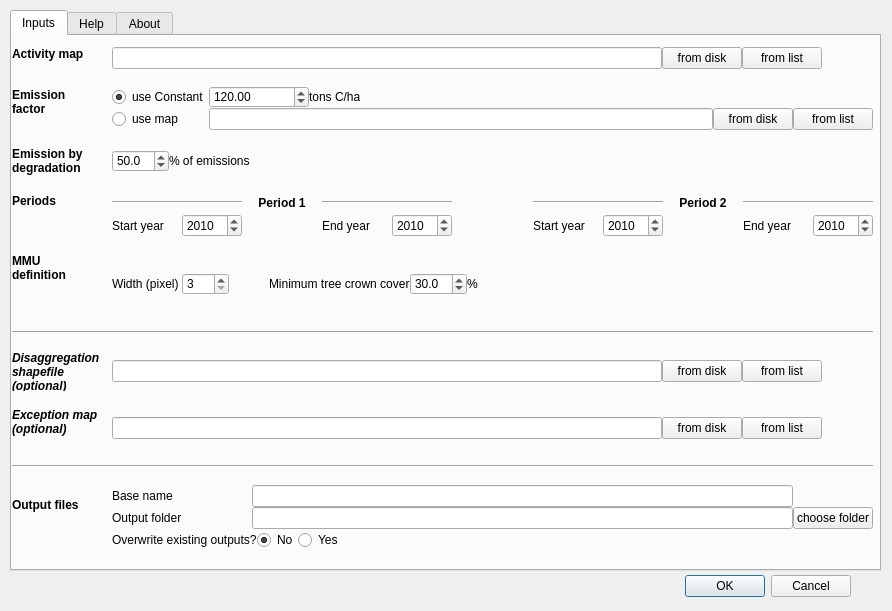
BrunoCombal/carborama, file carborama_dialog_base.ui: the form before one commit.
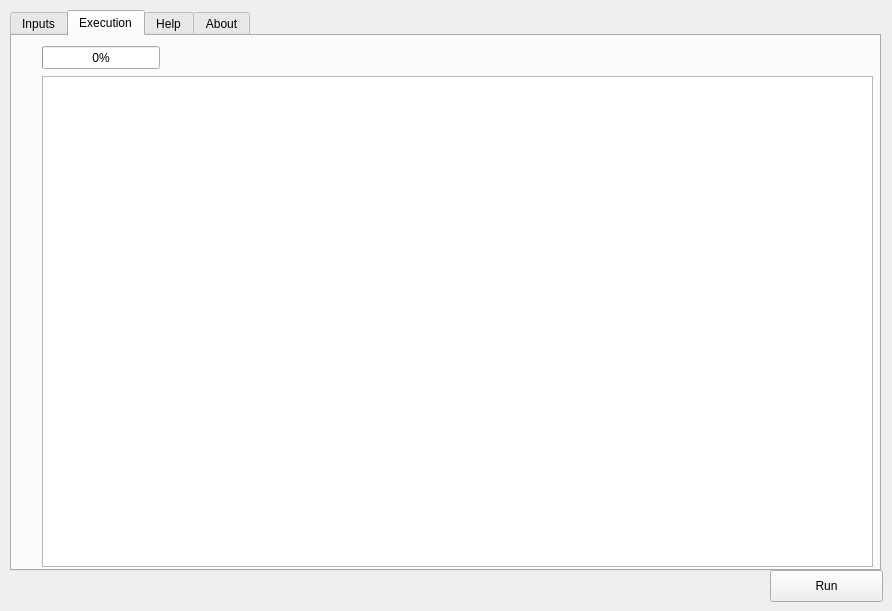
The form after the commit.

Commit message: Now the interface stays on screen while processing, showing progress.

The edit to the form file:
```diff
--- a/carborama_dialog_base.ui
+++ b/carborama_dialog_base.ui
@@ -14,9 +14,12 @@
    <string>Carborama</string>
   </property>
   <widget class="QDialogButtonBox" name="button_box">
+   <property name="enabled">
+    <bool>false</bool>
+   </property>
    <property name="geometry">
     <rect>
-     <x>510</x>
+     <x>150</x>
      <y>570</y>
      <width>341</width>
      <height>32</height>
@@ -26,7 +29,7 @@
     <enum>Qt::Horizontal</enum>
    </property>
    <property name="standardButtons">
-    <set>QDialogButtonBox::Cancel|QDialogButtonBox::Ok</set>
+    <set>QDialogButtonBox::NoButton</set>
    </property>
   </widget>
   <widget class="QTabWidget" name="tabWidget">
@@ -39,7 +42,7 @@
     </rect>
    </property>
    <property name="currentIndex">
-    <number>0</number>
+    <number>1</number>
    </property>
    <widget class="QWidget" name="tabInputs">
     <attribute name="title">
@@ -1296,6 +1299,50 @@
      </layout>
     </widget>
    </widget>
+   <widget class="QWidget" name="tabExec">
+    <attribute name="title">
+     <string>Execution</string>
+    </attribute>
+    <widget class="QProgressBar" name="progressBar">
+     <property name="geometry">
+      <rect>
+       <x>30</x>
+       <y>10</y>
+       <width>118</width>
+       <height>23</height>
+      </rect>
+     </property>
+     <property name="maximum">
+      <number>100</number>
+     </property>
+     <property name="value">
+      <number>0</number>
+     </property>
+    </widget>
+    <widget class="QTextEdit" name="textExec">
+     <property name="geometry">
+      <rect>
+       <x>30</x>
+       <y>40</y>
+       <width>831</width>
+       <height>491</height>
+      </rect>
+     </property>
+    </widget>
+    <widget class="QLabel" name="findHTMLreport">
+     <property name="geometry">
+      <rect>
+       <x>520</x>
+       <y>10</y>
+       <width>341</width>
+       <height>16</height>
+      </rect>
+     </property>
+     <property name="text">
+      <string/>
+     </property>
+    </widget>
+   </widget>
    <widget class="QWidget" name="tabHelp">
     <attribute name="title">
      <string>Help</string>
@@ -1307,6 +1354,19 @@
     </attribute>
    </widget>
   </widget>
+  <widget class="QPushButton" name="buttonRun">
+   <property name="geometry">
+    <rect>
+     <x>770</x>
+     <y>570</y>
+     <width>113</width>
+     <height>32</height>
+    </rect>
+   </property>
+   <property name="text">
+    <string>Run</string>
+   </property>
+  </widget>
  </widget>
  <tabstops>
   <tabstop>tabWidget</tabstop>
```
Left out of the diff: 7 changed lines with no effect on the pictures. The commit also changes 2 other files.
